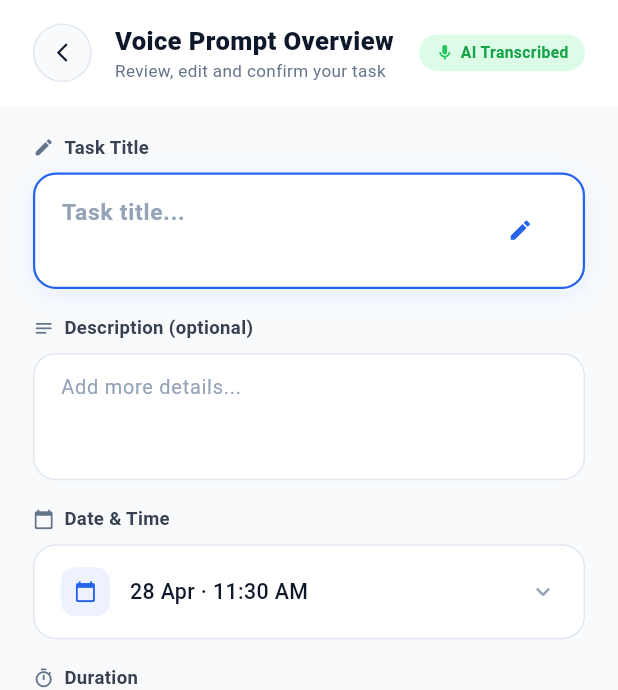
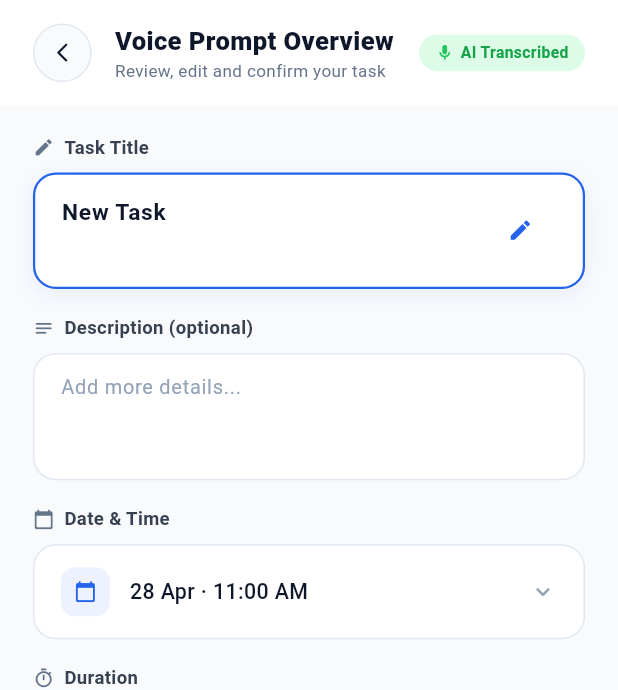
Before and after one commit to Mustafa-2097/shuhri, a Flutter app: the VoiceResultScreen screen opened directly, on a phone screen of 412 x 824 dp. Shown: the top 690 px of the screen. Run offline on Flutter 3.47's test engine with Material 3 defaults, Android fonts, the light colour scheme and no system bars; our stand-ins replace device_preview, flutter_easyloading, flutter_screenutil, get, google_fonts, image_picker and 4 more; accounts and stored records are empty; network calls fail.

Commit message:
Update  add task via by voice version 2

```diff
--- a/lib/feature/customer_dashboard/ai/views/task_ai_parser.dart
+++ b/lib/feature/customer_dashboard/ai/views/task_ai_parser.dart
@@ -1,3 +1,5 @@
+import 'package:get/get.dart';
+
 class ParsedTask {
   String title;
   DateTime dateTime;
@@ -14,45 +16,98 @@ class ParsedTask {
 
 class TaskAIParser {
   static ParsedTask parse(String text) {
+    String originalText = text;
     text = text.toLowerCase();
+    String locale = Get.locale?.languageCode ?? 'en';
 
     DateTime now = DateTime.now();
-    DateTime taskTime = now.add(Duration(hours: 1));
+    DateTime taskTime = DateTime(now.year, now.month, now.day, now.hour + 1, 0);
 
     int duration = 60;
     String priority = "MEDIUM";
-    String title = text;
 
-    if (text.contains("tomorrow")) {
-      taskTime = now.add(Duration(days: 1));
+    // 1. Parse Priority (Multilingual)
+    final priorityHigh = RegExp(r'\b(urgent|important|high|asap|critical|alta|urgente|importante|عالية|عاجل|هام|hoch|dringend|wichtig|haute|urgent)\b');
+    final priorityLow = RegExp(r'\b(low|minor|not important|easy|baja|menor|poco importante|fácil|منخفضة|بسيط|غير هام|سهل|niedrig|unwichtig|basse|mineure|pas important)\b');
+
+    if (priorityHigh.hasMatch(text)) {
+      priority = "HIGH";
+    } else if (priorityLow.hasMatch(text)) {
+      priority = "LOW";
     }
 
-    if (text.contains("urgent") ||
-        text.contains("important") ||
-        text.contains("asap")) {
-      priority = "HIGH";
+    // 2. Parse Duration (Multilingual)
+    final durationMatch = RegExp(r'(\d+)\s*(min|minute|hour|hr|hora|ساعة|دقيقة|stunde|heure)s?').firstMatch(text);
+    if (durationMatch != null) {
+      int val = int.parse(durationMatch.group(1)!);
+      String unit = durationMatch.group(2)!;
+      if (unit.contains('hour') || unit.contains('hr') || unit.contains('hora') || unit.contains('ساعة') || unit.contains('stunde') || unit.contains('heure')) {
+        duration = val * 60;
+      } else {
+        duration = val;
+      }
     }
 
-    if (text.contains("30 min")) duration = 30;
-    if (text.contains("2 hour")) duration = 120;
+    // 3. Parse Date (Multilingual)
+    if (text.contains("tomorrow") || text.contains("mañana") || text.contains("غدا") || text.contains("morgen") || text.contains("demain")) {
+      taskTime = DateTime(now.year, now.month, now.day + 1, taskTime.hour, taskTime.minute);
+    } else if (text.contains("today") || text.contains("hoy") || text.contains("اليوم") || text.contains("heute") || text.contains("aujourd'hui")) {
+      taskTime = DateTime(now.year, now.month, now.day, taskTime.hour, taskTime.minute);
+    }
 
-    RegExp timeRegex = RegExp(r'(\d{1,2}) ?(am|pm)');
-    final match = timeRegex.firstMatch(text);
-
-    if (match != null) {
-      int hour = int.parse(match.group(1)!);
-      String ampm = match.group(2)!;
+    // 4. Parse Time (Improved Regex)
+    // Supports 10:00, 10am, 10 a.m., 10:00 p.m.
+    final timeMatch = RegExp(r'(\d{1,2})(?::(\d{2}))?\s*([ap]\.?m\.?)?').firstMatch(text);
+    if (timeMatch != null) {
+      int hour = int.parse(timeMatch.group(1)!);
+      int minute = timeMatch.group(2) != null ? int.parse(timeMatch.group(2)!) : 0;
+      String? ampm = timeMatch.group(3)?.replaceAll('.', '').toLowerCase();
 
       if (ampm == "pm" && hour < 12) hour += 12;
+      if (ampm == "am" && hour == 12) hour = 0;
 
-      taskTime = DateTime(taskTime.year, taskTime.month, taskTime.day, hour);
+      if (ampm == null && hour < 12 && hour > 0) {
+        if (hour < 8) hour += 12;
+      }
+
+      taskTime = DateTime(taskTime.year, taskTime.month, taskTime.day, hour, minute);
     }
 
-    title = title
-        .replaceAll("tomorrow", "")
-        .replaceAll("urgent", "")
-        .replaceAll(RegExp(r'\d{1,2} ?(am|pm)'), "")
-        .trim();
+    // 5. Clean Title (Multilingual & Improved)
+    String title = originalText;
+    List<String> toRemove = [
+      // Priority
+      r"\b(urgent|important|high|asap|critical|alta|urgente|importante|عالية|عاجل|هام|hoch|dringend|wichtig|haute|urgent)\b",
+      // Date
+      r"\b(today|tomorrow|day after tomorrow|hoy|mañana|pasado mañana|اليوم|غدا|بعد غد|heute|morgen|übermorgen|aujourd'hui|demain|après-demain)\b",
+      // Duration
+      r"\d+\s*(min|minute|hour|hr|hora|ساعة|دقيقة|stunde|heure)s?",
+      // Time (including standalone am/pm)
+      r"at \d{1,2}(?::\d{2})?\s*([ap]\.?m\.?)?",
+      r"\d{1,2}(?::\d{2})?\s*([ap]\.?m\.?)",
+      r"\b([ap]\.?m\.?)\b",
+      // Common prefixes/articles/conjunctions
+      r"\b(add|set|create|task|a|an|the|and|añadir|crear|tarea|un|una|el|la|y|أضف|إنشاء|مهمة|ال|و|hinzufügen|erstellen|aufgabe|ein|eine|der|die|das|und|ajouter|créer|tâche|un|une|le|la|et)\b",
+
+      // Prepositions
+      r"\b(on|at|for|en|a|para|في|ب|على|am|um|für|sur|pour|dans)\b",
+      // Relative times
+      r"\b(morning|afternoon|evening|night|mañana|tarde|noche|صباح|ظهيرة|مساء|ليل|morgen|nachmittag|abend|nacht|matin|après-midi|soir|nuit)\b",
+    ];
+
+
+    for (var pattern in toRemove) {
+      title = title.replaceAll(RegExp(pattern, caseSensitive: false), "");
+    }
+
+    // Final cleanup of extra spaces and punctuation
+    title = title.replaceAll(RegExp(r'\s+'), " ").replaceAll(RegExp(r'^[^\w\u0600-\u06FF]+|[^\w\u0600-\u06FF]+$'), "").trim();
+
+    if (title.isNotEmpty) {
+      title = title[0].toUpperCase() + title.substring(1);
+    } else {
+      title = "New Task";
+    }
 
     return ParsedTask(
       title: title,
--- a/lib/feature/customer_dashboard/tasks/views/widgets/voice_ui.dart
+++ b/lib/feature/customer_dashboard/tasks/views/widgets/voice_ui.dart
@@ -308,12 +308,17 @@ class _VoiceResultScreenState extends State<VoiceResultScreen> {
     _selectedDateTime = parsed.dateTime;
     _selectedPriority = parsed.priority;
 
-    if (parsed.duration == 30)
+    if (parsed.duration == 30) {
       _selectedDurationChip = 0;
-    else if (parsed.duration == 60)
+    } else if (parsed.duration == 60) {
       _selectedDurationChip = 1;
-    else if (parsed.duration == 120)
+    } else if (parsed.duration == 120) {
       _selectedDurationChip = 2;
+    } else {
+      _selectedDurationChip = -1;
+      _customDurationController.text = parsed.duration.toString();
+    }
+
     _descController = TextEditingController();
     _customDurationController.addListener(() {
       if (_customDurationController.text.isNotEmpty) {
```
